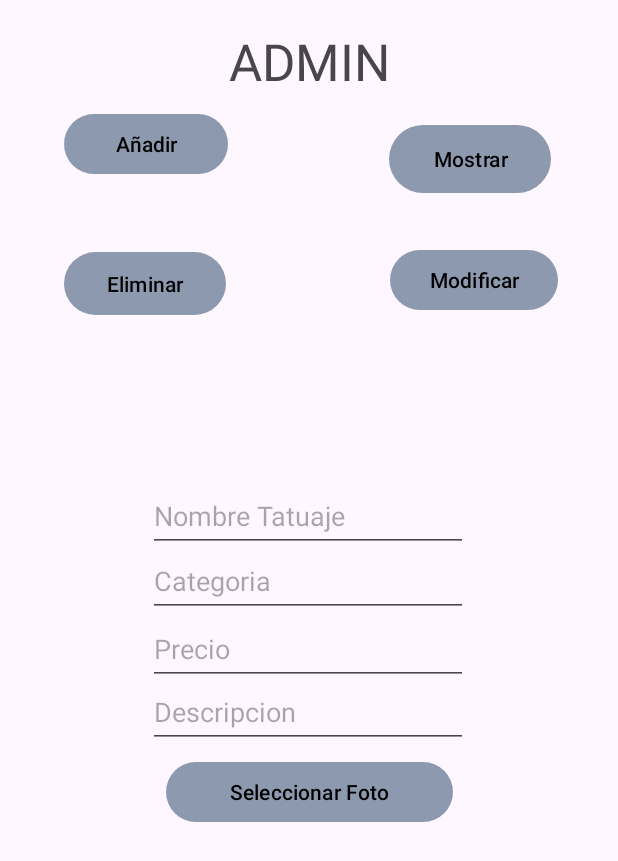
After one commit to Yeraaay/Proyecto_Prueba, an Android app: the fragment fragmentAnadirAdmin placed in its activity, on a phone screen of 412 x 824 dp. The commit adds this screen. Shown: the top 861 px of the screen. Run offline under Robolectric (Android 15) with nearby library versions, the phone set to English and light mode, and no system bars.

Commit message:
añadido 2 fragment de admin y cambio dbhelper

```diff
--- a/Tattos/app/src/main/java/com/example/proyectotatto/MostarProductoAdmin.java
+++ b/Tattos/app/src/main/java/com/example/proyectotatto/MostarProductoAdmin.java
@@ -34,6 +34,7 @@ public class MostarProductoAdmin extends Fragment {
 
         TatuajeAdapter tatuajeAdapter = new TatuajeAdapter(dbTattos.mostrarContactos());
         recyclerView.setAdapter(tatuajeAdapter);
+
         return view;
     }
 
--- /dev/null
+++ b/Tattos/app/src/main/java/com/example/proyectotatto/fragmentAnadirAdmin.java
@@ -0,0 +1,61 @@
+package com.example.proyectotatto;
+import android.app.Activity;
+import android.content.Intent;
+import android.graphics.Bitmap;
+import android.net.Uri;
+import android.os.Bundle;
+import android.provider.MediaStore;
+import android.view.LayoutInflater;
+import android.view.View;
+import android.view.ViewGroup;
+import android.widget.Button;
+import android.widget.ImageView;
+
+import androidx.annotation.Nullable;
+import androidx.fragment.app.Fragment;
+
+public class fragmentAnadirAdmin extends Fragment {
+
+    private static final int REQUEST_IMAGE_PICK = 1;
+
+    private ImageView imageView;
+    private Button btnSeleccionarFoto;
+
+    @Override
+    public View onCreateView(LayoutInflater inflater, ViewGroup container, Bundle savedInstanceState) {
+        View view = inflater.inflate(R.layout.fragment_anadir_admin, container, false);
+
+        btnSeleccionarFoto = view.findViewById(R.id.botonSelectFoto);
+        imageView = view.findViewById(R.id.imagenTatto);
+
+        btnSeleccionarFoto.setOnClickListener(new View.OnClickListener() {
+            @Override
+            public void onClick(View view) {
+                seleccionarFotoDesdeGaleria();
+            }
+        });
+
+        return view;
+    }
+
+    public void seleccionarFotoDesdeGaleria() {
+        Intent intent = new Intent(Intent.ACTION_PICK, MediaStore.Images.Media.EXTERNAL_CONTENT_URI);
+        startActivityForResult(intent, REQUEST_IMAGE_PICK);
+    }
+
+    @Override
+    public void onActivityResult(int requestCode, int resultCode, @Nullable Intent data) {
+        super.onActivityResult(requestCode, resultCode, data);
+
+        if (requestCode == REQUEST_IMAGE_PICK && resultCode == Activity.RESULT_OK && data != null) {
+            Uri selectedImageUri = data.getData();
+
+            try {
+                Bitmap bitmap = MediaStore.Images.Media.getBitmap(requireContext().getContentResolver(), selectedImageUri);
+                imageView.setImageBitmap(bitmap);
+            } catch (Exception e) {
+                e.printStackTrace();
+            }
+        }
+    }
+}
--- /dev/null
+++ b/Tattos/app/src/main/res/layout/fragment_anadir_admin.xml
@@ -0,0 +1,96 @@
+<?xml version="1.0" encoding="utf-8"?>
+<FrameLayout xmlns:android="http://schemas.android.com/apk/res/android"
+    xmlns:app="http://schemas.android.com/apk/res-auto"
+    xmlns:tools="http://schemas.android.com/tools"
+    android:layout_width="match_parent"
+    android:layout_height="match_parent"
+    tools:context=".fragmentAnadirAdmin">
+
+    <androidx.constraintlayout.widget.ConstraintLayout
+        android:layout_width="match_parent"
+        android:layout_height="match_parent">
+
+        <EditText
+            android:id="@+id/categoriatatto"
+            android:layout_width="wrap_content"
+            android:layout_height="wrap_content"
+            android:ems="10"
+            android:hint="Categoria"
+            android:inputType="text"
+            android:minHeight="48dp"
+            app:layout_constraintBottom_toBottomOf="parent"
+            app:layout_constraintEnd_toEndOf="parent"
+            app:layout_constraintHorizontal_bias="0.497"
+            app:layout_constraintStart_toStartOf="parent"
+            app:layout_constraintTop_toTopOf="parent"
+            app:layout_constraintVertical_bias="0.15" />
+
+        <EditText
+            android:id="@+id/descripciontatto"
+            android:layout_width="wrap_content"
+            android:layout_height="wrap_content"
+            android:ems="10"
+            android:hint="Descripcion"
+            android:inputType="text"
+            android:minHeight="48dp"
+            app:layout_constraintBottom_toBottomOf="parent"
+            app:layout_constraintEnd_toEndOf="parent"
+            app:layout_constraintHorizontal_bias="0.497"
+            app:layout_constraintStart_toStartOf="parent"
+            app:layout_constraintTop_toTopOf="parent"
+            app:layout_constraintVertical_bias="0.329" />
+
+        <EditText
+            android:id="@+id/nombretatto"
+            android:layout_width="wrap_content"
+            android:layout_height="wrap_content"
+            android:ems="10"
+            android:hint="Nombre Tatuaje"
+            android:inputType="text"
+            android:minHeight="48dp"
+            app:layout_constraintBottom_toBottomOf="parent"
+            app:layout_constraintEnd_toEndOf="parent"
+            app:layout_constraintHorizontal_bias="0.497"
+            app:layout_constraintStart_toStartOf="parent"
+            app:layout_constraintTop_toTopOf="parent"
+            app:layout_constraintVertical_bias="0.061" />
+
+        <EditText
+            android:id="@+id/preciotatto"
+            android:layout_width="wrap_content"
+            android:layout_height="wrap_content"
+            android:ems="10"
+            android:hint="Precio"
+            android:inputType="text"
+            android:minHeight="48dp"
+            app:layout_constraintBottom_toBottomOf="parent"
+            app:layout_constraintEnd_toEndOf="parent"
+            app:layout_constraintHorizontal_bias="0.497"
+            app:layout_constraintStart_toStartOf="parent"
+            app:layout_constraintTop_toTopOf="parent"
+            app:layout_constraintVertical_bias="0.243" />
+
+        <Button
+            android:id="@+id/botonSelectFoto"
+            android:layout_width="191dp"
+            android:layout_height="48dp"
+            android:text="Seleccionar Foto"
+            app:layout_constraintBottom_toBottomOf="parent"
+            app:layout_constraintEnd_toEndOf="parent"
+            app:layout_constraintStart_toStartOf="parent"
+            app:layout_constraintTop_toTopOf="parent"
+            app:layout_constraintVertical_bias="0.44" />
+
+        <ImageView
+            android:id="@+id/imagenTatto"
+            android:layout_width="150dp"
+            android:layout_height="146dp"
+            app:layout_constraintBottom_toBottomOf="parent"
+            app:layout_constraintEnd_toEndOf="parent"
+            app:layout_constraintHorizontal_bias="0.536"
+            app:layout_constraintStart_toStartOf="parent"
+            app:layout_constraintTop_toTopOf="parent"
+            app:layout_constraintVertical_bias="0.671"
+            tools:src="@tools:sample/avatars" />
+    </androidx.constraintlayout.widget.ConstraintLayout>
+</FrameLayout>
```
Also changed, not shown: Tattos/app/src/main/java/com/example/proyectotatto/AdminActivity.java (+23 -3 lines), Tattos/app/src/main/java/com/example/proyectotatto/CategoriaActivity.java (+2 -10 lines), Tattos/app/src/main/java/com/example/proyectotatto/DBHelper.java (+13 -2 lines), Tattos/app/src/main/java/com/example/proyectotatto/FragmentAnimalesInv.java (deleted, +0 -20 lines), Tattos/app/src/main/java/com/example/proyectotatto/Fragment_criaturasInv.java (deleted, +0 -20 lines), Tattos/app/src/main/java/com/example/proyectotatto/Fragment_plantasInv.java (deleted, +0 -18 lines), Tattos/app/src/main/java/com/example/proyectotatto/UsuariosRegistrados.java (+1 -12 lines), Tattos/app/src/main/java/com/example/proyectotatto/eliminarAdmin.java (added, +33 -0 lines), Tattos/app/src/main/java/com/example/proyectotatto/fragment_animeInv.java (deleted, +0 -19 lines), Tattos/app/src/main/java/com/example/proyectotatto/invitadoActivity.java (+1 -12 lines), Tattos/app/src/main/res/layout/fragment_animales.xml (deleted, +0 -14 lines), Tattos/app/src/main/res/layout/fragment_anime.xml (deleted, +0 -14 lines), Tattos/app/src/main/res/layout/fragment_criaturas.xml (deleted, +0 -14 lines), Tattos/app/src/main/res/layout/fragment_eliminar_admin.xml (added, +39 -0 lines).
